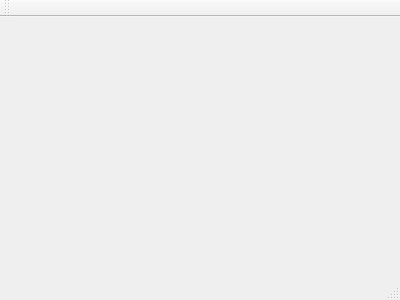
First picture: the form in ui/MainWindow.ui, repository Mv35/ASE-CGITECH-LSYS, before the edit.
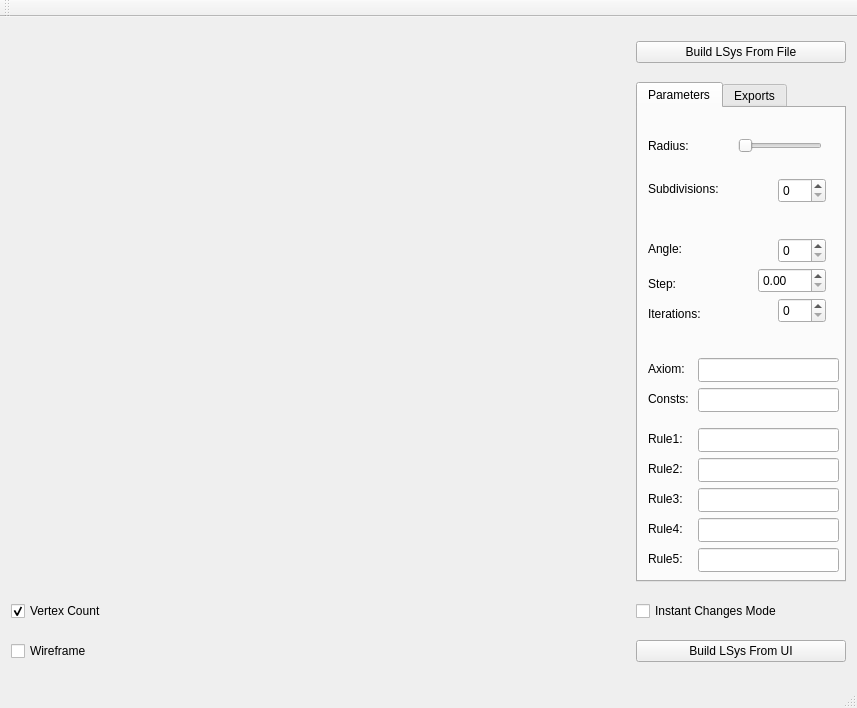
Second picture: the form after the edit.

Diff of the .ui file:
```diff
--- a/ui/MainWindow.ui
+++ b/ui/MainWindow.ui
@@ -6,17 +6,411 @@
    <rect>
     <x>0</x>
     <y>0</y>
-    <width>400</width>
-    <height>300</height>
+    <width>857</width>
+    <height>708</height>
    </rect>
   </property>
   <property name="windowTitle">
    <string>MainWindow</string>
   </property>
   <widget class="QWidget" name="m_centralWidget">
-   <layout class="QGridLayout" name="m_gridLayout">
-    <item row="0" column="0">
-     <layout class="QGridLayout" name="gridLayout"/>
+   <layout class="QGridLayout" name="gridLayout">
+    <item row="2" column="2">
+     <widget class="QCheckBox" name="m_toggleInstantCheckBox">
+      <property name="text">
+       <string>Instant Changes Mode</string>
+      </property>
+      <property name="checked">
+       <bool>false</bool>
+      </property>
+     </widget>
+    </item>
+    <item row="1" column="2">
+     <widget class="QTabWidget" name="tabWidget">
+      <property name="minimumSize">
+       <size>
+        <width>0</width>
+        <height>0</height>
+       </size>
+      </property>
+      <property name="maximumSize">
+       <size>
+        <width>210</width>
+        <height>500</height>
+       </size>
+      </property>
+      <property name="currentIndex">
+       <number>0</number>
+      </property>
+      <widget class="QWidget" name="Parameters">
+       <attribute name="title">
+        <string>Parameters</string>
+       </attribute>
+       <widget class="QSpinBox" name="m_angleBox">
+        <property name="geometry">
+         <rect>
+          <x>140</x>
+          <y>130</y>
+          <width>48</width>
+          <height>25</height>
+         </rect>
+        </property>
+       </widget>
+       <widget class="QDoubleSpinBox" name="m_scaleBox">
+        <property name="geometry">
+         <rect>
+          <x>120</x>
+          <y>160</y>
+          <width>68</width>
+          <height>25</height>
+         </rect>
+        </property>
+       </widget>
+       <widget class="QSpinBox" name="m_iterationsBox">
+        <property name="geometry">
+         <rect>
+          <x>140</x>
+          <y>190</y>
+          <width>48</width>
+          <height>25</height>
+         </rect>
+        </property>
+       </widget>
+       <widget class="QLineEdit" name="m_axiomBox">
+        <property name="geometry">
+         <rect>
+          <x>60</x>
+          <y>250</y>
+          <width>141</width>
+          <height>24</height>
+         </rect>
+        </property>
+       </widget>
+       <widget class="QLineEdit" name="m_constantsBox">
+        <property name="geometry">
+         <rect>
+          <x>60</x>
+          <y>280</y>
+          <width>141</width>
+          <height>24</height>
+         </rect>
+        </property>
+       </widget>
+       <widget class="QLineEdit" name="m_rule1Box">
+        <property name="geometry">
+         <rect>
+          <x>60</x>
+          <y>320</y>
+          <width>141</width>
+          <height>24</height>
+         </rect>
+        </property>
+       </widget>
+       <widget class="QLineEdit" name="m_rule2Box">
+        <property name="geometry">
+         <rect>
+          <x>60</x>
+          <y>350</y>
+          <width>141</width>
+          <height>24</height>
+         </rect>
+        </property>
+       </widget>
+       <widget class="QLineEdit" name="m_rule3Box">
+        <property name="geometry">
+         <rect>
+          <x>60</x>
+          <y>380</y>
+          <width>141</width>
+          <height>24</height>
+         </rect>
+        </property>
+       </widget>
+       <widget class="QLineEdit" name="m_rule4Box">
+        <property name="geometry">
+         <rect>
+          <x>60</x>
+          <y>410</y>
+          <width>141</width>
+          <height>24</height>
+         </rect>
+        </property>
+       </widget>
+       <widget class="QLineEdit" name="m_rule5Box">
+        <property name="geometry">
+         <rect>
+          <x>60</x>
+          <y>440</y>
+          <width>141</width>
+          <height>24</height>
+         </rect>
+        </property>
+       </widget>
+       <widget class="QSlider" name="m_radiusSlider">
+        <property name="geometry">
+         <rect>
+          <x>100</x>
+          <y>30</y>
+          <width>84</width>
+          <height>15</height>
+         </rect>
+        </property>
+        <property name="value">
+         <number>0</number>
+        </property>
+        <property name="orientation">
+         <enum>Qt::Horizontal</enum>
+        </property>
+       </widget>
+       <widget class="QSpinBox" name="m_detailLvlBox">
+        <property name="geometry">
+         <rect>
+          <x>140</x>
+          <y>70</y>
+          <width>48</width>
+          <height>25</height>
+         </rect>
+        </property>
+        <property name="value">
+         <number>0</number>
+        </property>
+       </widget>
+       <widget class="QLabel" name="label">
+        <property name="geometry">
+         <rect>
+          <x>10</x>
+          <y>30</y>
+          <width>60</width>
+          <height>16</height>
+         </rect>
+        </property>
+        <property name="text">
+         <string>Radius:</string>
+        </property>
+       </widget>
+       <widget class="QLabel" name="label_2">
+        <property name="geometry">
+         <rect>
+          <x>10</x>
+          <y>70</y>
+          <width>91</width>
+          <height>21</height>
+         </rect>
+        </property>
+        <property name="text">
+         <string>Subdivisions:</string>
+        </property>
+       </widget>
+       <widget class="QLabel" name="label_3">
+        <property name="geometry">
+         <rect>
+          <x>10</x>
+          <y>130</y>
+          <width>60</width>
+          <height>21</height>
+         </rect>
+        </property>
+        <property name="text">
+         <string>Angle:</string>
+        </property>
+       </widget>
+       <widget class="QLabel" name="label_4">
+        <property name="geometry">
+         <rect>
+          <x>10</x>
+          <y>160</y>
+          <width>60</width>
+          <height>31</height>
+         </rect>
+        </property>
+        <property name="text">
+         <string>Step:</string>
+        </property>
+       </widget>
+       <widget class="QLabel" name="label_5">
+        <property name="geometry">
+         <rect>
+          <x>10</x>
+          <y>190</y>
+          <width>60</width>
+          <height>31</height>
+         </rect>
+        </property>
+        <property name="text">
+         <string>Iterations:</string>
+        </property>
+       </widget>
+       <widget class="QLabel" name="label_6">
+        <property name="geometry">
+         <rect>
+          <x>10</x>
+          <y>250</y>
+          <width>51</width>
+          <height>21</height>
+         </rect>
+        </property>
+        <property name="text">
+         <string>Axiom:</string>
+        </property>
+       </widget>
+       <widget class="QLabel" name="label_7">
+        <property name="geometry">
+         <rect>
+          <x>10</x>
+          <y>280</y>
+          <width>60</width>
+          <height>21</height>
+         </rect>
+        </property>
+        <property name="text">
+         <string>Consts:</string>
+        </property>
+       </widget>
+       <widget class="QLabel" name="label_8">
+        <property name="geometry">
+         <rect>
+          <x>10</x>
+          <y>320</y>
+          <width>60</width>
+          <height>21</height>
+         </rect>
+        </property>
+        <property name="text">
+         <string>Rule1:</string>
+        </property>
+       </widget>
+       <widget class="QLabel" name="label_9">
+        <property name="geometry">
+         <rect>
+          <x>10</x>
+          <y>350</y>
+          <width>60</width>
+          <height>21</height>
+         </rect>
+        </property>
+        <property name="text">
+         <string>Rule2:</string>
+        </property>
+       </widget>
+       <widget class="QLabel" name="label_10">
+        <property name="geometry">
+         <rect>
+          <x>10</x>
+          <y>380</y>
+          <width>60</width>
+          <height>21</height>
+         </rect>
+        </property>
+        <property name="text">
+         <string>Rule3:</string>
+        </property>
+       </widget>
+       <widget class="QLabel" name="label_11">
+        <property name="geometry">
+         <rect>
+          <x>10</x>
+          <y>410</y>
+          <width>60</width>
+          <height>21</height>
+         </rect>
+        </property>
+        <property name="text">
+         <string>Rule4:</string>
+        </property>
+       </widget>
+       <widget class="QLabel" name="label_12">
+        <property name="geometry">
+         <rect>
+          <x>10</x>
+          <y>440</y>
+          <width>60</width>
+          <height>21</height>
+         </rect>
+        </property>
+        <property name="text">
+         <string>Rule5:</string>
+        </property>
+       </widget>
+      </widget>
+      <widget class="QWidget" name="Exports">
+       <attribute name="title">
+        <string>Exports</string>
+       </attribute>
+       <widget class="QPushButton" name="m_expLsysButton">
+        <property name="geometry">
+         <rect>
+          <x>40</x>
+          <y>120</y>
+          <width>131</width>
+          <height>24</height>
+         </rect>
+        </property>
+        <property name="text">
+         <string>Export Results </string>
+        </property>
+       </widget>
+       <widget class="QPushButton" name="m_expParamButton">
+        <property name="geometry">
+         <rect>
+          <x>40</x>
+          <y>200</y>
+          <width>131</width>
+          <height>24</height>
+         </rect>
+        </property>
+        <property name="text">
+         <string>Export LSystem </string>
+        </property>
+       </widget>
+       <widget class="QPushButton" name="m_exportObjButton">
+        <property name="geometry">
+         <rect>
+          <x>40</x>
+          <y>280</y>
+          <width>131</width>
+          <height>24</height>
+         </rect>
+        </property>
+        <property name="text">
+         <string>Export .obj</string>
+        </property>
+       </widget>
+      </widget>
+     </widget>
+    </item>
+    <item row="0" column="2">
+     <widget class="QPushButton" name="m_filePathButton">
+      <property name="text">
+       <string>Build LSys From File</string>
+      </property>
+     </widget>
+    </item>
+    <item row="5" column="2">
+     <widget class="QPushButton" name="m_buildButton">
+      <property name="text">
+       <string>Build LSys From UI</string>
+      </property>
+     </widget>
+    </item>
+    <item row="5" column="0">
+     <widget class="QCheckBox" name="m_wireframeCheckBox">
+      <property name="text">
+       <string>Wireframe</string>
+      </property>
+     </widget>
+    </item>
+    <item row="2" column="0">
+     <widget class="QCheckBox" name="m_meshInfoCheckBox">
+      <property name="text">
+       <string>Vertex Count</string>
+      </property>
+      <property name="checked">
+       <bool>true</bool>
+      </property>
+      <property name="tristate">
+       <bool>false</bool>
+      </property>
+     </widget>
     </item>
    </layout>
   </widget>
```
Left out of the diff: 5 changed lines with no effect on the pictures.
